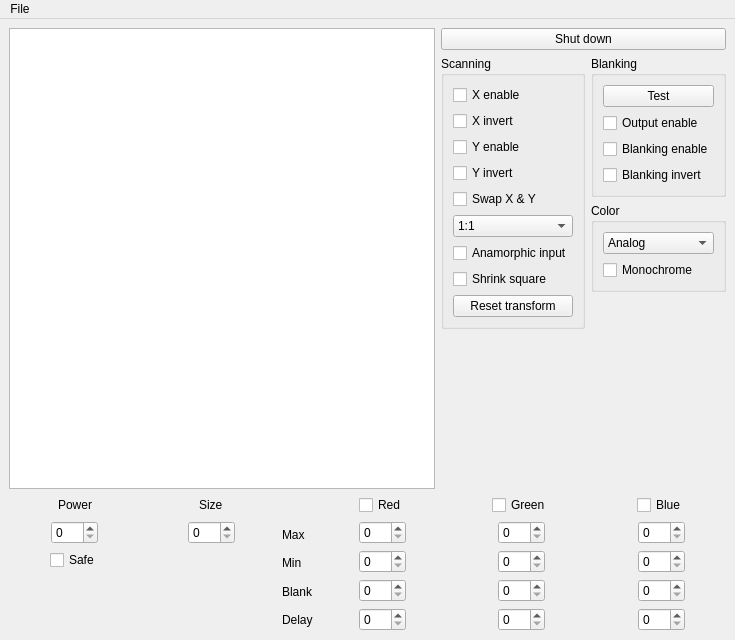
Qt form output/output_settings.ui (marcan/openlase) before a commit.
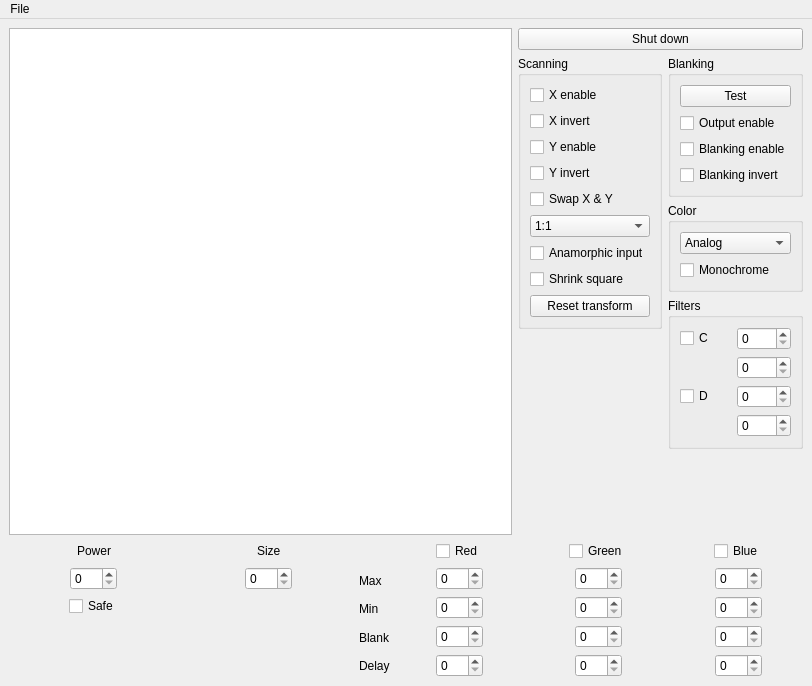
The same form after that commit.

Commit message: Implement configurable galvo filters

Patch:
```diff
--- a/output/output_settings.ui
+++ b/output/output_settings.ui
@@ -6,8 +6,8 @@
    <rect>
     <x>0</x>
     <y>0</y>
-    <width>735</width>
-    <height>640</height>
+    <width>812</width>
+    <height>686</height>
    </rect>
   </property>
   <property name="windowTitle">
@@ -237,6 +237,69 @@
               </layout>
              </widget>
             </item>
+            <item>
+             <widget class="QGroupBox" name="groupBox_4">
+              <property name="sizePolicy">
+               <sizepolicy hsizetype="Preferred" vsizetype="MinimumExpanding">
+                <horstretch>0</horstretch>
+                <verstretch>0</verstretch>
+               </sizepolicy>
+              </property>
+              <property name="minimumSize">
+               <size>
+                <width>0</width>
+                <height>0</height>
+               </size>
+              </property>
+              <property name="title">
+               <string>Filters</string>
+              </property>
+              <layout class="QGridLayout" name="gridLayout_2">
+               <item row="2" column="0">
+                <widget class="QCheckBox" name="dFilterEnable">
+                 <property name="text">
+                  <string>D</string>
+                 </property>
+                </widget>
+               </item>
+               <item row="0" column="0">
+                <widget class="QCheckBox" name="cFilterEnable">
+                 <property name="text">
+                  <string>C</string>
+                 </property>
+                </widget>
+               </item>
+               <item row="1" column="1">
+                <widget class="QSpinBox" name="cRatio">
+                 <property name="maximum">
+                  <number>1000</number>
+                 </property>
+                </widget>
+               </item>
+               <item row="0" column="1">
+                <widget class="QSpinBox" name="cLimit">
+                 <property name="maximum">
+                  <number>1000</number>
+                 </property>
+                </widget>
+               </item>
+               <item row="2" column="1">
+                <widget class="QSpinBox" name="dPower">
+                 <property name="maximum">
+                  <number>1000</number>
+                 </property>
+                </widget>
+               </item>
+               <item row="3" column="1">
+                <widget class="QSpinBox" name="dRatio">
+                 <property name="maximum">
+                  <number>1000</number>
+                 </property>
+                </widget>
+               </item>
+              </layout>
+             </widget>
+            </item>
             <item>
              <spacer name="verticalSpacer_4">
               <property name="orientation">
@@ -1128,7 +1191,7 @@
     <rect>
      <x>0</x>
      <y>0</y>
-     <width>735</width>
+     <width>812</width>
      <height>26</height>
     </rect>
    </property>
```
The commit also changes 3 other files.
